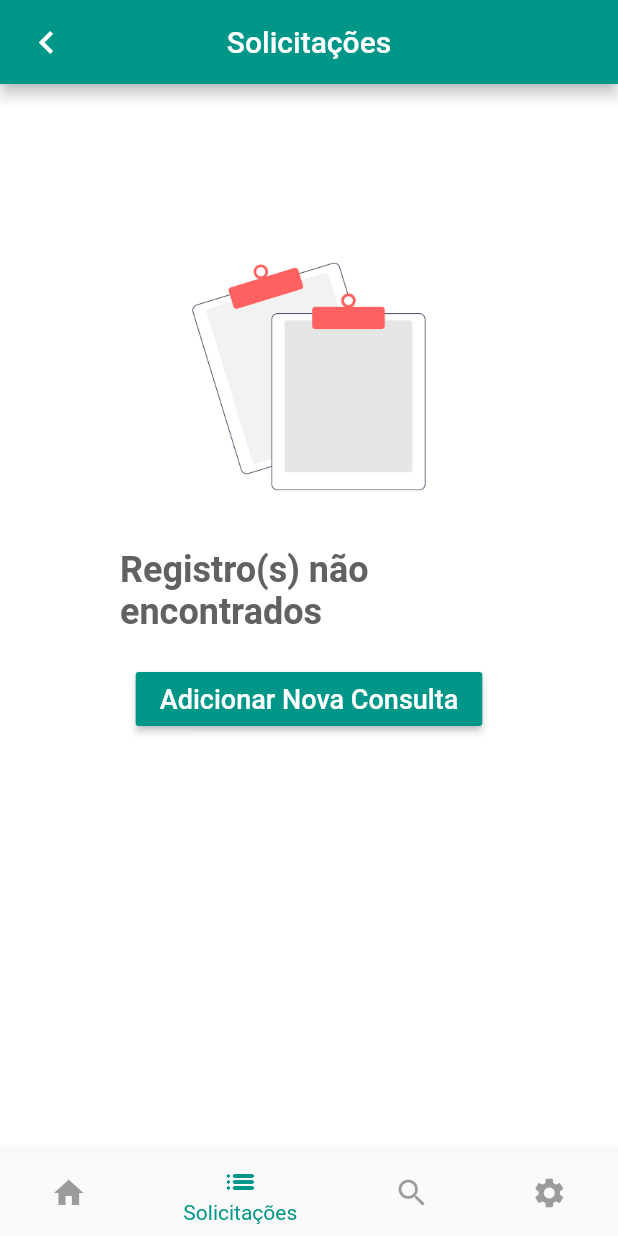
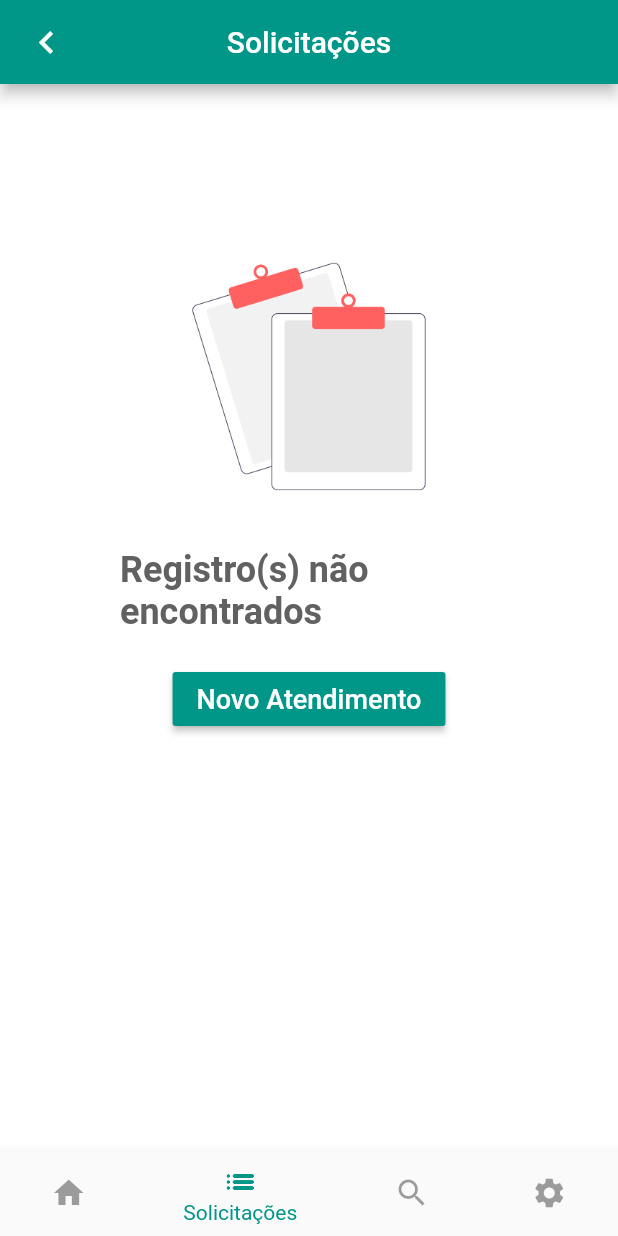
Before and after one commit to sigrid-fr/consulta_ai_v2, a Flutter app: the screen it shows once a user with an empty profile is signed in, item 2 of the bottom bar chosen, on a phone screen of 412 x 824 dp. Run offline on Flutter 3.47's test engine with Material 2 defaults, Android fonts, the phone set to English and light mode, and no system bars; our stand-ins replace animated_text_kit, brasil_fields, cloud_firestore, firebase_auth, flutter_spinkit and 1 more; missing offline and left inert: dart:ffi; accounts and stored records are empty.

Commit message:
Ajustes gerais

```diff
--- a/lib/screens/appointment/no_app_list.dart
+++ b/lib/screens/appointment/no_app_list.dart
@@ -21,7 +21,7 @@ class NoDataApp extends StatelessWidget {
                       context,
                       MaterialPageRoute(builder: (context) => (PrincipalHome())));
                 },
-                child: Text('Adicionar Nova Consulta', textScaleFactor: 1.2, style:TextStyle(color: Colors.white,fontSize: 15.0),)
+                child: Text('Novo Atendimento', textScaleFactor: 1.2, style:TextStyle(color: Colors.white,fontSize: 15.0),)
             ),
           ],
         ),
--- a/lib/screens/home/Add_Medical.dart
+++ b/lib/screens/home/Add_Medical.dart
@@ -164,7 +164,7 @@ class _AddMedicalState extends State<AddMedical> {
                                   labelText: "Peso"),
                               keyboardType: TextInputType.number,
                               controller: _weightController,
-                              maxLength: 4,
+                              maxLength: 5,
                               inputFormatters: [
                                 FilteringTextInputFormatter.digitsOnly,
                                 PesoInputFormatter(),
```
